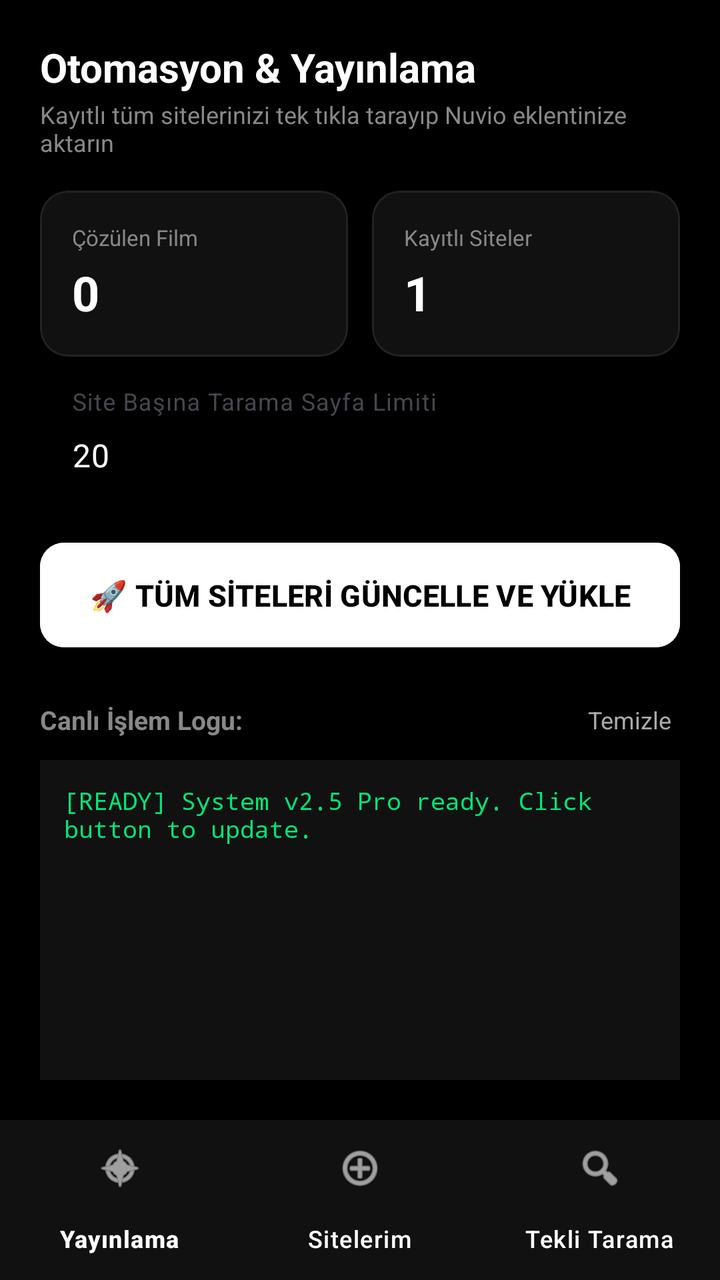
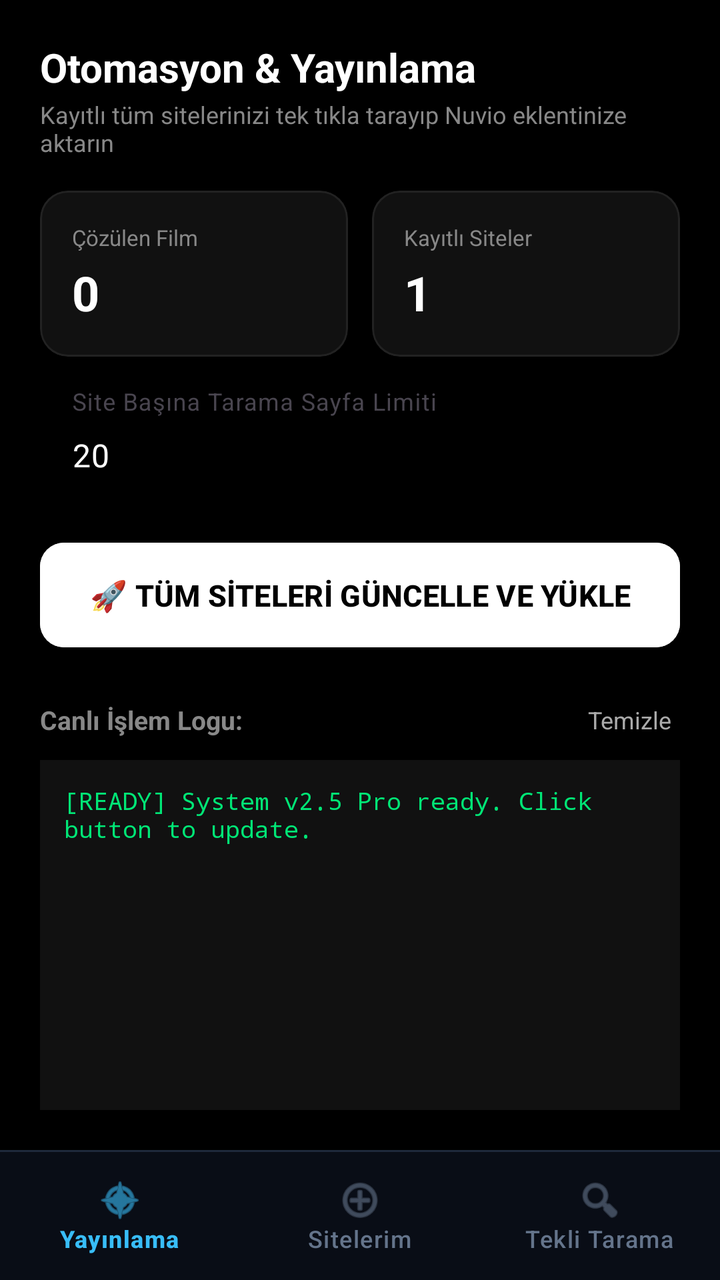

Compare the two renders of this Android layout. The source of the first and the diff that turns it into the second are given below.
<!-- AndroidManifest.xml: application theme Theme.Material3.DayNight.NoActionBar -->
<!-- res/layout/activity_main.xml -->
<?xml version="1.0" encoding="utf-8"?>
<LinearLayout xmlns:android="http://schemas.android.com/apk/res/android"
    xmlns:app="http://schemas.android.com/apk/res-auto"
    android:layout_width="match_parent"
    android:layout_height="match_parent"
    android:background="#000000"
    android:orientation="vertical">

    
    <FrameLayout
        android:id="@+id/containerPage"
        android:layout_width="match_parent"
        android:layout_height="0dp"
        android:layout_weight="1">

        <include
            android:id="@+id/pageDashboard"
            layout="@layout/page_dashboard"
            android:visibility="visible" />

        <include
            android:id="@+id/pageSites"
            layout="@layout/page_sites"
            android:visibility="gone" />

        <include
            android:id="@+id/pageSingle"
            layout="@layout/page_single"
            android:visibility="gone" />

    </FrameLayout>

    
    <com.google.android.material.bottomnavigation.BottomNavigationView
        android:id="@+id/bottomNav"
        android:layout_width="match_parent"
        android:layout_height="wrap_content"
        android:background="#111111"
        app:itemIconTint="#FFFFFF"
        app:itemTextColor="#FFFFFF"
        app:menu="@menu/bottom_nav_menu" />

</LinearLayout>
<!-- res/layout/page_dashboard.xml (included above) -->
<?xml version="1.0" encoding="utf-8"?>
<LinearLayout xmlns:android="http://schemas.android.com/apk/res/android"
    xmlns:app="http://schemas.android.com/apk/res-auto"
    android:layout_width="match_parent"
    android:layout_height="match_parent"
    android:background="#000000"
    android:orientation="vertical"
    android:padding="20dp">

    
    <TextView
        android:layout_width="wrap_content"
        android:layout_height="wrap_content"
        android:text="Otomasyon &amp; Yayınlama"
        android:textColor="#FFFFFF"
        android:textSize="20sp"
        android:textStyle="bold" />

    <TextView
        android:layout_width="wrap_content"
        android:layout_height="wrap_content"
        android:layout_marginTop="2dp"
        android:text="Kayıtlı tüm sitelerinizi tek tıkla tarayıp Nuvio eklentinize aktarın"
        android:textColor="#888888"
        android:textSize="12sp" />

    
    <LinearLayout
        android:layout_width="match_parent"
        android:layout_height="wrap_content"
        android:layout_marginTop="16dp"
        android:orientation="horizontal">

        
        <com.google.android.material.card.MaterialCardView
            android:layout_width="0dp"
            android:layout_height="wrap_content"
            android:layout_marginEnd="6dp"
            android:layout_weight="1"
            app:cardBackgroundColor="#111111"
            app:cardCornerRadius="14dp"
            app:strokeColor="#222222"
            app:strokeWidth="1dp">

            <LinearLayout
                android:layout_width="match_parent"
                android:layout_height="wrap_content"
                android:orientation="vertical"
                android:padding="16dp">

                <TextView
                    android:layout_width="wrap_content"
                    android:layout_height="wrap_content"
                    android:text="Çözülen Film"
                    android:textColor="#888888"
                    android:textSize="11sp" />

                <TextView
                    android:id="@+id/tvStatTotalMovies"
                    android:layout_width="wrap_content"
                    android:layout_height="wrap_content"
                    android:layout_marginTop="4dp"
                    android:text="0"
                    android:textColor="#FFFFFF"
                    android:textSize="24sp"
                    android:textStyle="bold" />
            </LinearLayout>
        </com.google.android.material.card.MaterialCardView>

        
        <com.google.android.material.card.MaterialCardView
            android:layout_width="0dp"
            android:layout_height="wrap_content"
            android:layout_marginStart="6dp"
            android:layout_weight="1"
            app:cardBackgroundColor="#111111"
            app:cardCornerRadius="14dp"
            app:strokeColor="#222222"
            app:strokeWidth="1dp">

            <LinearLayout
                android:layout_width="match_parent"
                android:layout_height="wrap_content"
                android:orientation="vertical"
                android:padding="16dp">

                <TextView
                    android:layout_width="wrap_content"
                    android:layout_height="wrap_content"
                    android:text="Kayıtlı Siteler"
                    android:textColor="#888888"
                    android:textSize="11sp" />

                <TextView
                    android:id="@+id/tvStatActiveSites"
                    android:layout_width="wrap_content"
                    android:layout_height="wrap_content"
                    android:layout_marginTop="4dp"
                    android:text="1"
                    android:textColor="#FFFFFF"
                    android:textSize="24sp"
                    android:textStyle="bold" />
            </LinearLayout>
        </com.google.android.material.card.MaterialCardView>
    </LinearLayout>

    
    <com.google.android.material.textfield.TextInputLayout
        style="@style/Widget.Material3.TextInputLayout.OutlinedBox"
        android:layout_width="match_parent"
        android:layout_height="wrap_content"
        android:layout_marginTop="16dp"
        android:hint="Site Başına Tarama Sayfa Limiti"
        app:boxStrokeColor="#FFFFFF"
        app:hintTextColor="#888888">

        <com.google.android.material.textfield.TextInputEditText
            android:id="@+id/etMaxPagesDashboard"
            android:layout_width="match_parent"
            android:layout_height="wrap_content"
            android:inputType="number"
            android:text="20"
            android:textColor="#FFFFFF" />
    </com.google.android.material.textfield.TextInputLayout>

    
    <com.google.android.material.button.MaterialButton
        android:id="@+id/btnUpdateAllSites"
        android:layout_width="match_parent"
        android:layout_height="wrap_content"
        android:layout_marginTop="12dp"
        android:backgroundTint="#FFFFFF"
        android:padding="16dp"
        android:text="🚀 TÜM SİTELERİ GÜNCELLE VE YÜKLE"
        android:textColor="#000000"
        android:textSize="15sp"
        android:textStyle="bold"
        app:cornerRadius="12dp" />

    
    <LinearLayout
        android:layout_width="match_parent"
        android:layout_height="wrap_content"
        android:layout_marginTop="20dp"
        android:gravity="center_vertical"
        android:orientation="horizontal">

        <TextView
            android:layout_width="0dp"
            android:layout_height="wrap_content"
            android:layout_weight="1"
            android:text="Canlı İşlem Logu:"
            android:textColor="#888888"
            android:textSize="13sp"
            android:textStyle="bold" />

        <TextView
            android:id="@+id/btnClearLogs"
            android:layout_width="wrap_content"
            android:layout_height="wrap_content"
            android:clickable="true"
            android:focusable="true"
            android:padding="4dp"
            android:text="Temizle"
            android:textColor="#AAAAAA"
            android:textSize="12sp" />
    </LinearLayout>

    
    <ScrollView
        android:id="@+id/svLogContainer"
        android:layout_width="match_parent"
        android:layout_height="0dp"
        android:layout_marginTop="8dp"
        android:layout_weight="1"
        android:background="#111111"
        android:padding="12dp">

        <TextView
            android:id="@+id/tvStatusLog"
            android:layout_width="match_parent"
            android:layout_height="wrap_content"
            android:fontFamily="monospace"
            android:text="[READY] System v2.5 Pro ready. Click button to update."
            android:textColor="#00E676"
            android:textSize="12sp" />
    </ScrollView>

</LinearLayout>
<!-- res/layout/page_sites.xml (included above) -->
<?xml version="1.0" encoding="utf-8"?>
<LinearLayout xmlns:android="http://schemas.android.com/apk/res/android"
    xmlns:app="http://schemas.android.com/apk/res-auto"
    android:layout_width="match_parent"
    android:layout_height="match_parent"
    android:background="#000000"
    android:orientation="vertical"
    android:padding="20dp">

    <TextView
        android:layout_width="wrap_content"
        android:layout_height="wrap_content"
        android:text="Kayıtlı Film Sitelerim"
        android:textColor="#FFFFFF"
        android:textSize="20sp"
        android:textStyle="bold" />

    <TextView
        android:layout_width="wrap_content"
        android:layout_height="wrap_content"
        android:layout_marginTop="2dp"
        android:text="Otomatik taranacak film sitelerini yönetin ve silin"
        android:textColor="#888888"
        android:textSize="12sp" />

    
    <com.google.android.material.card.MaterialCardView
        android:layout_width="match_parent"
        android:layout_height="wrap_content"
        android:layout_marginTop="20dp"
        app:cardBackgroundColor="#111111"
        app:cardCornerRadius="14dp"
        app:strokeColor="#222222"
        app:strokeWidth="1dp">

        <LinearLayout
            android:layout_width="match_parent"
            android:layout_height="wrap_content"
            android:orientation="vertical"
            android:padding="16dp">

            <com.google.android.material.textfield.TextInputLayout
                style="@style/Widget.Material3.TextInputLayout.OutlinedBox"
                android:layout_width="match_parent"
                android:layout_height="wrap_content"
                android:hint="Yeni Site Adresi (https://...)"
                app:boxStrokeColor="#FFFFFF"
                app:hintTextColor="#888888">

                <com.google.android.material.textfield.TextInputEditText
                    android:id="@+id/etNewSiteUrl"
                    android:layout_width="match_parent"
                    android:layout_height="wrap_content"
                    android:inputType="textUri"
                    android:textColor="#FFFFFF" />
            </com.google.android.material.textfield.TextInputLayout>

            <com.google.android.material.button.MaterialButton
                android:id="@+id/btnAddSite"
                android:layout_width="match_parent"
                android:layout_height="wrap_content"
                android:layout_marginTop="12dp"
                android:backgroundTint="#FFFFFF"
                android:padding="12dp"
                android:text="Yeni Siteyi Listeye Ekle"
                android:textColor="#000000"
                android:textStyle="bold"
                app:cornerRadius="10dp" />

        </LinearLayout>
    </com.google.android.material.card.MaterialCardView>

    
    <LinearLayout
        android:layout_width="match_parent"
        android:layout_height="wrap_content"
        android:layout_marginTop="24dp"
        android:gravity="center_vertical"
        android:orientation="horizontal">

        <TextView
            android:layout_width="0dp"
            android:layout_height="wrap_content"
            android:layout_weight="1"
            android:text="Kayıtlı Siteler Listesi:"
            android:textColor="#888888"
            android:textSize="13sp"
            android:textStyle="bold" />

        <TextView
            android:id="@+id/btnResetSites"
            android:layout_width="wrap_content"
            android:layout_height="wrap_content"
            android:clickable="true"
            android:focusable="true"
            android:padding="4dp"
            android:text="Tümünü Sıfırla"
            android:textColor="#F43F5E"
            android:textSize="12sp" />
    </LinearLayout>

    
    <ScrollView
        android:layout_width="match_parent"
        android:layout_height="0dp"
        android:layout_marginTop="8dp"
        android:layout_weight="1">

        <LinearLayout
            android:id="@+id/llSavedSitesContainer"
            android:layout_width="match_parent"
            android:layout_height="wrap_content"
            android:orientation="vertical" />
    </ScrollView>

</LinearLayout>
<!-- res/layout/page_single.xml (included above) -->
<?xml version="1.0" encoding="utf-8"?>
<LinearLayout xmlns:android="http://schemas.android.com/apk/res/android"
    xmlns:app="http://schemas.android.com/apk/res-auto"
    android:layout_width="match_parent"
    android:layout_height="match_parent"
    android:background="#000000"
    android:orientation="vertical"
    android:padding="20dp">

    <TextView
        android:layout_width="wrap_content"
        android:layout_height="wrap_content"
        android:text="Tekli Tarama &amp; Ayarlar"
        android:textColor="#FFFFFF"
        android:textSize="20sp"
        android:textStyle="bold" />

    <TextView
        android:layout_width="wrap_content"
        android:layout_height="wrap_content"
        android:layout_marginTop="2dp"
        android:text="Tek bir film adresini taratın veya tarama parametrelerini değiştirin"
        android:textColor="#888888"
        android:textSize="12sp" />

    
    <com.google.android.material.card.MaterialCardView
        android:layout_width="match_parent"
        android:layout_height="wrap_content"
        android:layout_marginTop="20dp"
        app:cardBackgroundColor="#111111"
        app:cardCornerRadius="14dp"
        app:strokeColor="#222222"
        app:strokeWidth="1dp">

        <LinearLayout
            android:layout_width="match_parent"
            android:layout_height="wrap_content"
            android:orientation="vertical"
            android:padding="16dp">

            <com.google.android.material.textfield.TextInputLayout
                style="@style/Widget.Material3.TextInputLayout.OutlinedBox"
                android:layout_width="match_parent"
                android:layout_height="wrap_content"
                android:hint="Film veya Özel Sayfa Adresi"
                app:boxStrokeColor="#FFFFFF"
                app:hintTextColor="#888888">

                <com.google.android.material.textfield.TextInputEditText
                    android:id="@+id/etSingleUrl"
                    android:layout_width="match_parent"
                    android:layout_height="wrap_content"
                    android:inputType="textUri"
                    android:textColor="#FFFFFF" />
            </com.google.android.material.textfield.TextInputLayout>

            <com.google.android.material.button.MaterialButton
                android:id="@+id/btnCrawlSingle"
                style="@style/Widget.Material3.Button.OutlinedButton"
                android:layout_width="match_parent"
                android:layout_height="wrap_content"
                android:layout_marginTop="12dp"
                android:text="Sadece Bu Adresi Tara &amp; Yükle"
                android:textColor="#FFFFFF"
                android:textStyle="bold"
                app:cornerRadius="10dp"
                app:strokeColor="#FFFFFF" />

        </LinearLayout>
    </com.google.android.material.card.MaterialCardView>

    
    <com.google.android.material.card.MaterialCardView
        android:layout_width="match_parent"
        android:layout_height="wrap_content"
        android:layout_marginTop="16dp"
        app:cardBackgroundColor="#111111"
        app:cardCornerRadius="14dp"
        app:strokeColor="#222222"
        app:strokeWidth="1dp">

        <LinearLayout
            android:layout_width="match_parent"
            android:layout_height="wrap_content"
            android:orientation="vertical"
            android:padding="16dp">

            <TextView
                android:layout_width="wrap_content"
                android:layout_height="wrap_content"
                android:text="Tarama Ayarları"
                android:textColor="#FFFFFF"
                android:textSize="15sp"
                android:textStyle="bold" />

            <com.google.android.material.textfield.TextInputLayout
                style="@style/Widget.Material3.TextInputLayout.OutlinedBox"
                android:layout_width="match_parent"
                android:layout_height="wrap_content"
                android:layout_marginTop="12dp"
                android:hint="Site Başına Tarama Sayfa Limiti"
                app:boxStrokeColor="#FFFFFF"
                app:hintTextColor="#888888">

                <com.google.android.material.textfield.TextInputEditText
                    android:id="@+id/etMaxPages"
                    android:layout_width="match_parent"
                    android:layout_height="wrap_content"
                    android:inputType="number"
                    android:text="20"
                    android:textColor="#FFFFFF" />
            </com.google.android.material.textfield.TextInputLayout>

            <com.google.android.material.textfield.TextInputLayout
                style="@style/Widget.Material3.TextInputLayout.OutlinedBox"
                android:layout_width="match_parent"
                android:layout_height="wrap_content"
                android:layout_marginTop="12dp"
                android:hint="GitHub Kişisel Erişim Tokeni (PAT)"
                app:boxStrokeColor="#FFFFFF"
                app:hintTextColor="#888888"
                app:passwordToggleEnabled="true"
                app:passwordToggleTint="#AAAAAA">

                <com.google.android.material.textfield.TextInputEditText
                    android:id="@+id/etGithubToken"
                    android:layout_width="match_parent"
                    android:layout_height="wrap_content"
                    android:inputType="textPassword"
                    android:textColor="#FFFFFF" />
            </com.google.android.material.textfield.TextInputLayout>

            <com.google.android.material.textfield.TextInputLayout
                style="@style/Widget.Material3.TextInputLayout.OutlinedBox"
                android:layout_width="match_parent"
                android:layout_height="wrap_content"
                android:layout_marginTop="12dp"
                android:hint="TMDB API Key (Opsiyonel)"
                app:boxStrokeColor="#FFFFFF"
                app:hintTextColor="#888888">

                <com.google.android.material.textfield.TextInputEditText
                    android:id="@+id/etTmdbApiKey"
                    android:layout_width="match_parent"
                    android:layout_height="wrap_content"
                    android:inputType="text"
                    android:textColor="#FFFFFF" />
            </com.google.android.material.textfield.TextInputLayout>

        </LinearLayout>
    </com.google.android.material.card.MaterialCardView>

</LinearLayout>
<!-- resources referenced by this layout -->
<resources>

</resources>

<!-- the commit's change to res/layout/activity_main.xml (unified diff, before → after) -->
@@ -31,13 +31,21 @@
     </FrameLayout>
 
     
+    <View
+        android:layout_width="match_parent"
+        android:layout_height="1dp"
+        android:background="#1E293B" />
+
+    
     <com.google.android.material.bottomnavigation.BottomNavigationView
         android:id="@+id/bottomNav"
         android:layout_width="match_parent"
-        android:layout_height="wrap_content"
-        android:background="#111111"
-        app:itemIconTint="#FFFFFF"
-        app:itemTextColor="#FFFFFF"
+        android:layout_height="64dp"
+        android:background="#090D16"
+        app:itemIconTint="@color/bottom_nav_color"
+        app:itemTextColor="@color/bottom_nav_color"
+        app:itemRippleColor="#1E293B"
+        app:elevation="8dp"
         app:menu="@menu/bottom_nav_menu" />
 
 </LinearLayout>
